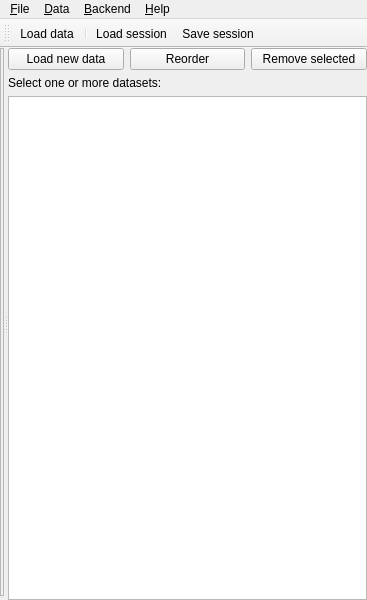
Above: ufit/gui/main.ui from McStasMcXtrace/ufit before the change. Below: the same form after it.
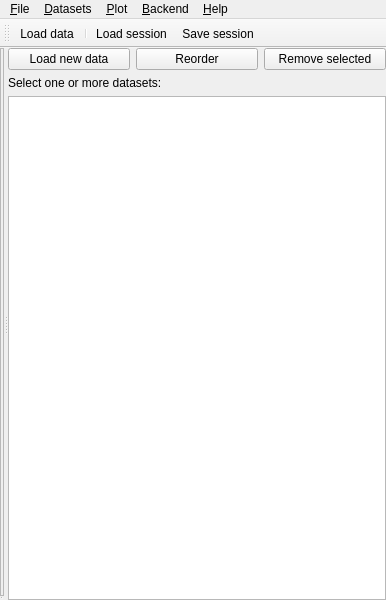
That is the form after the change. Icons and pictures are not drawn. Custom widgets are drawn as their Qt base class.

Commit message: gui main: reorder menu entries

```diff
--- a/ufit/gui/main.ui
+++ b/ufit/gui/main.ui
@@ -6,7 +6,7 @@
    <rect>
     <x>0</x>
     <y>0</y>
-    <width>367</width>
+    <width>386</width>
     <height>600</height>
    </rect>
   </property>
@@ -101,8 +101,8 @@
     <rect>
      <x>0</x>
      <y>0</y>
-     <width>367</width>
-     <height>22</height>
+     <width>386</width>
+     <height>20</height>
     </rect>
    </property>
    <widget class="QMenu" name="menuFile">
@@ -131,7 +131,7 @@
    </widget>
    <widget class="QMenu" name="menuView">
     <property name="title">
-     <string>&amp;Data</string>
+     <string>&amp;Datasets</string>
     </property>
     <addaction name="actionRemoveData"/>
     <addaction name="actionMergeData"/>
@@ -144,8 +144,18 @@
      <string>&amp;Backend</string>
     </property>
    </widget>
+   <widget class="QMenu" name="menu_Plot">
+    <property name="title">
+     <string>&amp;Plot</string>
+    </property>
+    <addaction name="actionPrint"/>
+    <addaction name="separator"/>
+    <addaction name="actionDrawSymbols"/>
+    <addaction name="actionConnectData"/>
+   </widget>
    <addaction name="menuFile"/>
    <addaction name="menuView"/>
+   <addaction name="menu_Plot"/>
    <addaction name="menuBackend"/>
    <addaction name="menuHelp"/>
   </widget>
```
Left out of the diff: 15 changed lines with no effect on the pictures.
